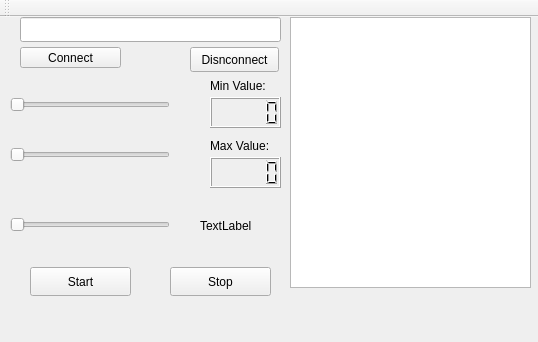
Above: Supervisor/QtTcpClientProducer/mainwindow.ui from GabrielMQueiroz/ListaDca1202 before the change. Below: the same form after it.
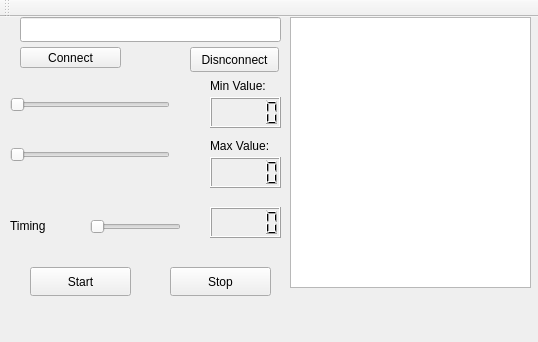
That is the form after the change.

Patch:
```diff
--- a/Supervisor/QtTcpClientProducer/mainwindow.ui
+++ b/Supervisor/QtTcpClientProducer/mainwindow.ui
@@ -89,12 +89,15 @@
    <widget class="QSlider" name="horizontalSlider">
     <property name="geometry">
      <rect>
-      <x>10</x>
+      <x>90</x>
       <y>200</y>
-      <width>160</width>
-      <height>16</height>
+      <width>91</width>
+      <height>20</height>
      </rect>
     </property>
+    <property name="maximum">
+     <number>3</number>
+    </property>
     <property name="orientation">
      <enum>Qt::Horizontal</enum>
     </property>
@@ -171,17 +174,27 @@
      </rect>
     </property>
    </widget>
-   <widget class="QLabel" name="timelabel">
+   <widget class="QLCDNumber" name="TimeLcd">
     <property name="geometry">
      <rect>
-      <x>200</x>
+      <x>210</x>
+      <y>190</y>
+      <width>71</width>
+      <height>31</height>
+     </rect>
+    </property>
+   </widget>
+   <widget class="QLabel" name="label_3">
+    <property name="geometry">
+     <rect>
+      <x>10</x>
       <y>200</y>
       <width>67</width>
       <height>17</height>
      </rect>
     </property>
     <property name="text">
-     <string>TextLabel</string>
+     <string>Timing</string>
     </property>
    </widget>
   </widget>
```
Left out of the diff: 24 changed lines with no effect on the pictures.
